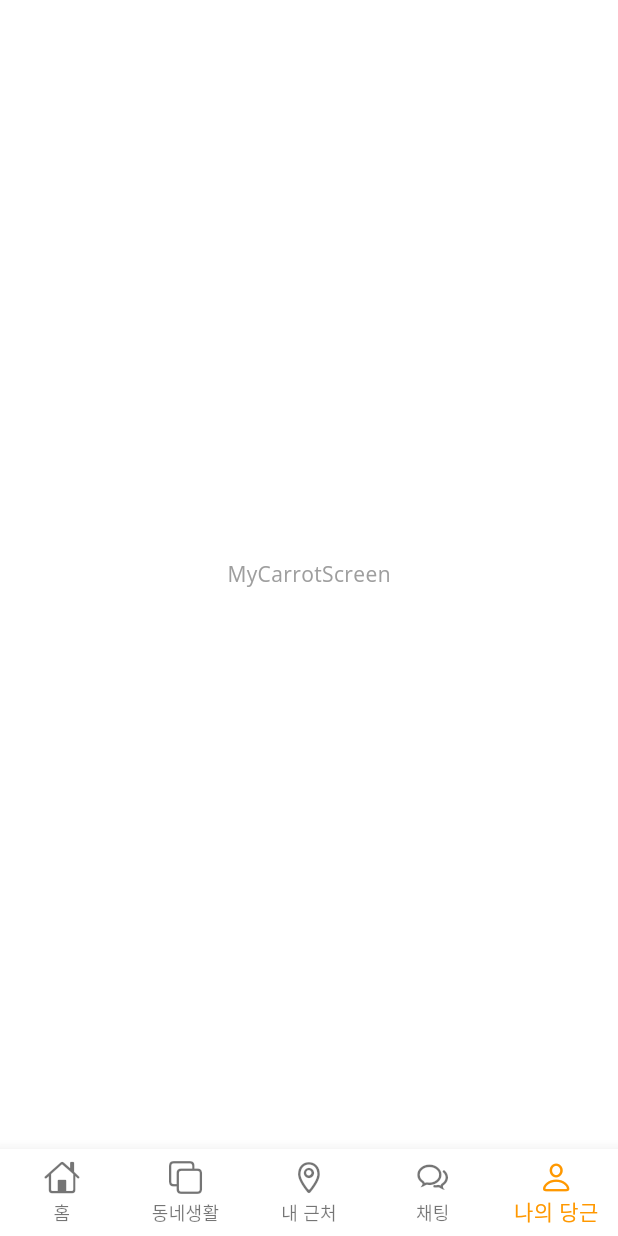
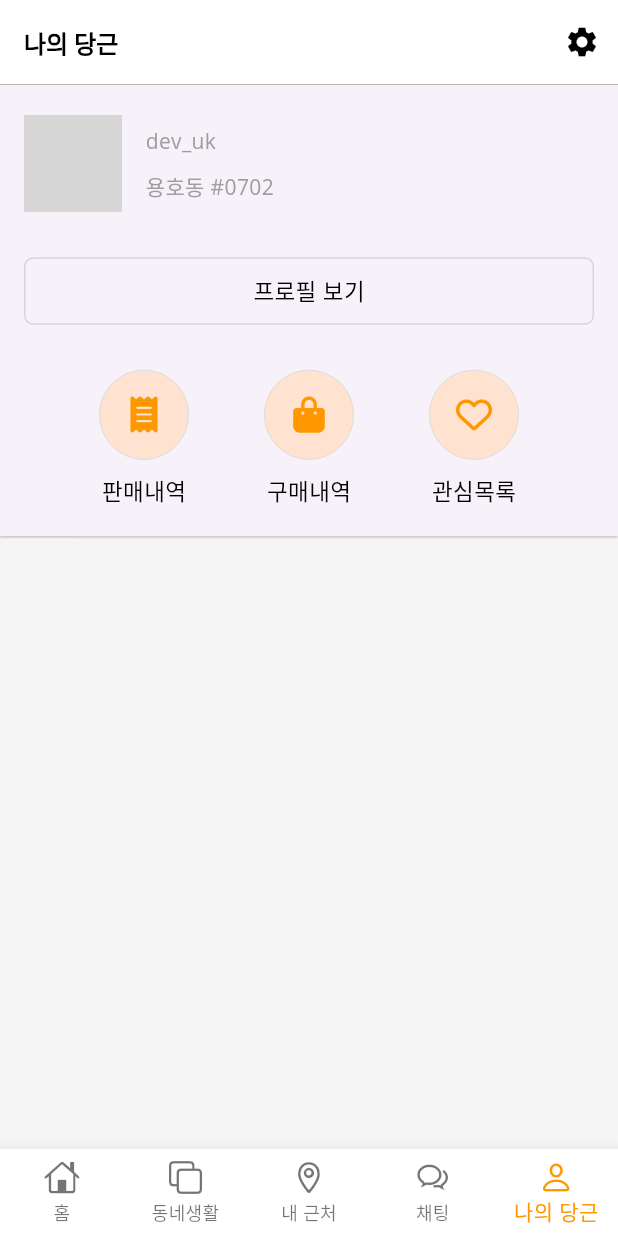
Before and after one commit to saki8661/flutter-carrot-market, a Flutter app: the screen it shows after launch, item 5 of the bottom bar chosen, on a phone screen of 412 x 824 dp. Run offline on Flutter 3.47's test engine with Material 3 defaults, Android fonts, the phone set to English and light mode, and no system bars; our stand-ins replace font_awesome_flutter, google_fonts; network calls fail; grey boxes are pictures that could not be loaded.

Commit message:
나의 당근 화면 진행중

```diff
--- /dev/null
+++ b/lib/models/icon_menu.dart
@@ -0,0 +1,27 @@
+import 'package:flutter/material.dart';
+import 'package:font_awesome_flutter/font_awesome_flutter.dart';
+
+class IconMenu {
+  final String title;
+  final IconData iconData;
+
+  IconMenu({required this.title, required this.iconData});
+}
+
+final List<IconMenu> iconMenu1 = [
+  IconMenu(title: '내 동네 설정', iconData: FontAwesomeIcons.locationDot),
+  IconMenu(title: '동네 인증하기', iconData: FontAwesomeIcons.minimize),
+  IconMenu(title: '키워드 알림', iconData: FontAwesomeIcons.tag),
+  IconMenu(title: '모아보기', iconData: FontAwesomeIcons.borderAll)
+];
+
+final List<IconMenu> iconMenu2 = [
+  IconMenu(title: '동네생활 글', iconData: FontAwesomeIcons.penToSquare),
+  IconMenu(title: '동네생활 댓글', iconData: FontAwesomeIcons.commentDots),
+  IconMenu(title: '동네생활 주제 목록', iconData: FontAwesomeIcons.star)
+];
+
+final List<IconMenu> iconMenu3 = [
+  IconMenu(title: '비즈프로필 관리', iconData: FontAwesomeIcons.store),
+  IconMenu(title: '지역광고', iconData: FontAwesomeIcons.bullhorn)
+];
--- a/lib/screens/home/home_screen.dart
+++ b/lib/screens/home/home_screen.dart
@@ -12,7 +12,7 @@ class HomeScreen extends StatelessWidget {
       appBar: AppBar(
         title: Row(
           children: [
-            const Text('좌동'),
+            const Text('용호동'),
             const SizedBox(width: 4.0),
             const Icon(
               CupertinoIcons.chevron_down,
--- /dev/null
+++ b/lib/screens/my_carrot/components/my_carrot_header.dart
@@ -0,0 +1,127 @@
+import 'package:carrot/theme.dart';
+import 'package:flutter/material.dart';
+import 'package:font_awesome_flutter/font_awesome_flutter.dart';
+
+class MyCarrotHeader extends StatelessWidget {
+  const MyCarrotHeader({super.key});
+
+  @override
+  Widget build(BuildContext context) {
+    return Card(
+      elevation: 0.5,
+      margin: EdgeInsets.zero,
+      shape: RoundedRectangleBorder(borderRadius: BorderRadius.circular(0.0)),
+      child: Padding(
+        padding: const EdgeInsets.symmetric(vertical: 20.0, horizontal: 16),
+        child: Column(
+          children: [
+            _buildProfileRow(),
+            const SizedBox(height: 30),
+            _buildProfileButton(),
+            const SizedBox(height: 30),
+            Row(
+              mainAxisAlignment: MainAxisAlignment.spaceEvenly,
+              children: [
+                _buildRoundTextButton('판매내역', FontAwesomeIcons.receipt),
+                _buildRoundTextButton('구매내역', FontAwesomeIcons.bagShopping),
+                _buildRoundTextButton('관심목록', FontAwesomeIcons.heart),
+              ],
+            ),
+          ],
+        ),
+      ),
+    );
+  }
+
+  Widget _buildProfileRow() {
+    return Row(
+      children: [
+        Stack(
+          children: [
+            SizedBox(
+              width: 65,
+              height: 65,
+              child: ClipRRect(
+                borderRadius: BorderRadius.circular(32.5),
+                child: Image.network(
+                  'https://picsum.photos/200/300',
+                  fit: BoxFit.cover,
+                ),
+              ),
+            ),
+            Positioned(
+              bottom: 0,
+              right: 0,
+              child: Container(
+                width: 20,
+                height: 20,
+                decoration: BoxDecoration(
+                    borderRadius: BorderRadius.circular(15),
+                    color: Colors.grey[100]),
+                child: Icon(
+                  Icons.camera_alt_outlined,
+                  size: 15,
+                ),
+              ),
+            ),
+          ],
+        ),
+        SizedBox(width: 16),
+        Column(
+          crossAxisAlignment: CrossAxisAlignment.start,
+          children: [
+            Text(
+              'dev_uk',
+              style: textTheme().headlineMedium,
+            ),
+            SizedBox(height: 10),
+            Text('용호동 #0702')
+          ],
+        ),
+      ],
+    );
+  }
+
+  Widget _buildProfileButton() {
+    return InkWell(
+      onTap: () {},
+      child: Container(
+        decoration: BoxDecoration(
+          border: Border.all(color: Color(0xFFD4D5DD), width: 1.0),
+          borderRadius: BorderRadius.circular(6.0),
+        ),
+        height: 45,
+        child: Center(
+          child: Text(
+            '프로필 보기',
+            style: textTheme().titleMedium,
+          ),
+        ),
+      ),
+    );
+  }
+
+  Widget _buildRoundTextButton(String title, IconData iconData) {
+    return Column(
+      children: [
+        Container(
+          width: 60,
+          height: 60,
+          decoration: BoxDecoration(
+              borderRadius: BorderRadius.circular(30.0),
+              color: Color.fromRGBO(255, 226, 208, 1),
+              border: Border.all(color: Color(0xFFD4D5DD), width: 0.5)),
+          child: Icon(
+            iconData,
+            color: Colors.orange,
+          ),
+        ),
+        SizedBox(height: 10.0),
+        Text(
+          title,
+          style: textTheme().titleMedium,
+        ),
+      ],
+    );
+  }
+}
--- a/lib/screens/my_carrot/my_carrot_screen.dart
+++ b/lib/screens/my_carrot/my_carrot_screen.dart
@@ -1,3 +1,5 @@
+import 'package:carrot/screens/my_carrot/components/my_carrot_header.dart';
+import 'package:flutter/cupertino.dart';
 import 'package:flutter/material.dart';
 
 class MyCarrotScreen extends StatelessWidget {
@@ -5,8 +7,33 @@ class MyCarrotScreen extends StatelessWidget {
 
   @override
   Widget build(BuildContext context) {
-    return Center(
-      child: Text('MyCarrotScreen'),
+    return Scaffold(
+        backgroundColor: Colors.grey[100],
+      appBar: AppBar(
+        title: const Text('나의 당근'),
+        actions: [
+          IconButton(onPressed: (){}, icon: const Icon(Icons.settings))
+        ],
+        bottom: const PreferredSize(
+          preferredSize: Size.fromHeight(0.5),
+          child: Divider(
+            thickness: 0.5,
+            height: 0.5,
+            color: Colors.grey,
+          ),
+        ),
+      ),
+      body: ListView(
+        children: [
+          MyCarrotHeader(),
+          const SizedBox(height: 8.0),
+          // MyCarrotMenu(iconMenuList: iconMenu1),
+          const SizedBox(height: 8.0),
+          // MyCarrotMenu(iconMenuList: iconMenu2),
+          const SizedBox(height: 8.0),
+          // MyCarrotMenu(iconMenuList: iconMenu3),
+        ],
+      ),
     );
   }
 }
```
Also changed, not shown: 1 other file.
